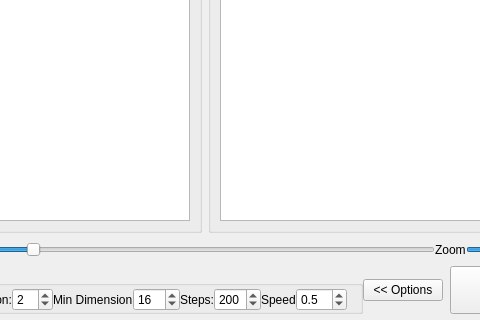
The window that regtoolbox.ui (frankyeh/DSI-Studio) describes before a commit, drawn with Qt 5; both pictures show x 527 to 1007 and y 265 to 585 of the 1099 by 585 pixel window.
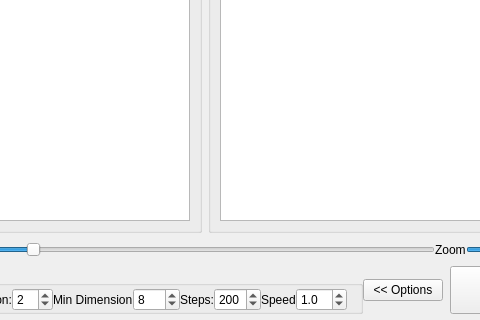
The same window after the commit. Icons and pictures are not drawn.

The edit to the form file:
```diff
--- a/regtoolbox.ui
+++ b/regtoolbox.ui
@@ -735,7 +735,7 @@
                   <number>128</number>
                  </property>
                  <property name="value">
-                  <number>16</number>
+                  <number>8</number>
                  </property>
                 </widget>
                </item>
@@ -784,7 +784,7 @@
                   <double>0.500000000000000</double>
                  </property>
                  <property name="value">
-                  <double>0.500000000000000</double>
+                  <double>1.000000000000000</double>
                  </property>
                 </widget>
                </item>
```
